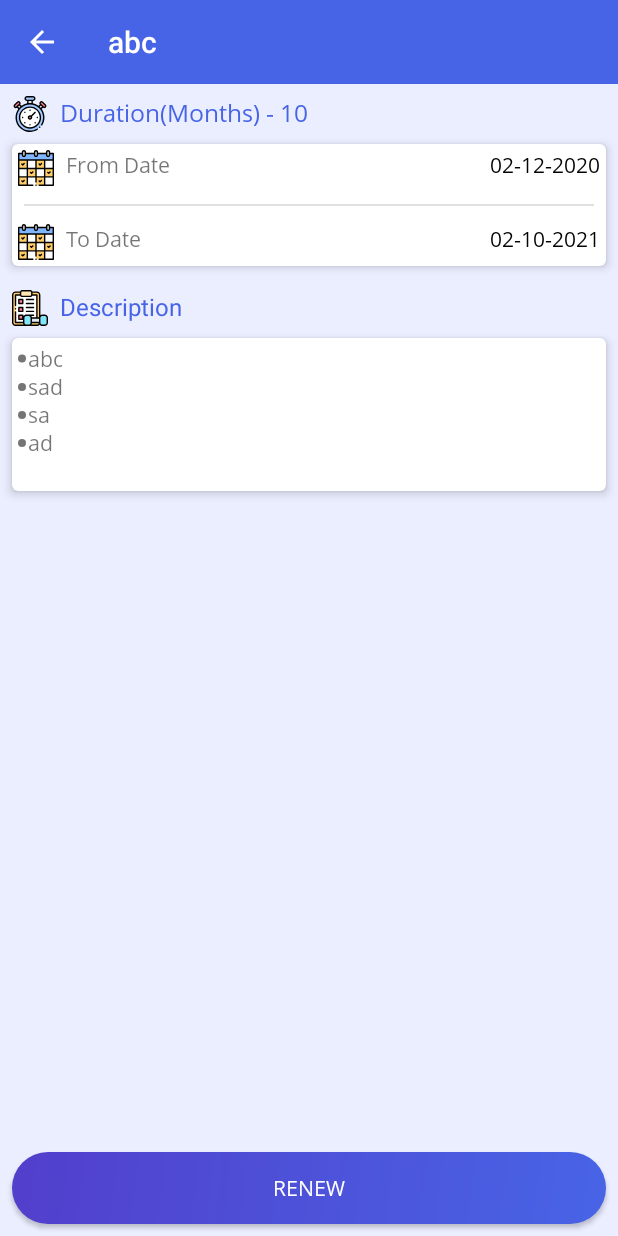
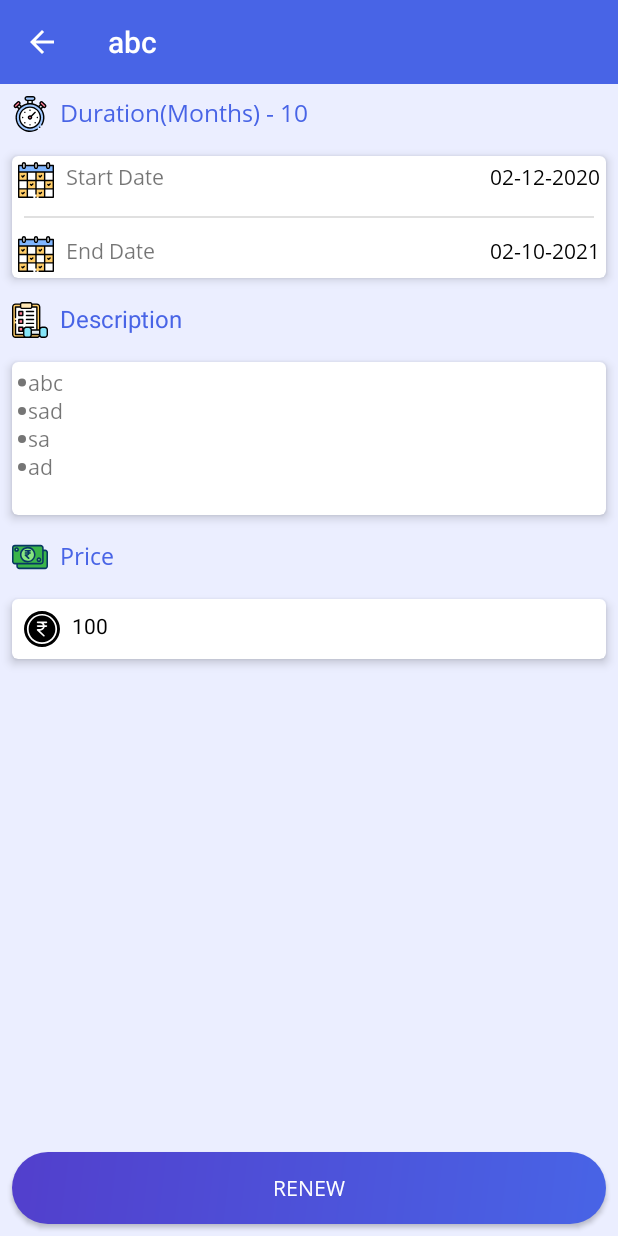
Before and after one commit to waseem123/H_F_I, an Android app: the MySubscriptionActivity screen opened directly, with no data from a screen before it, on a phone screen of 412 x 824 dp. Run offline under Robolectric (Android 15) with nearby library versions, the phone set to English and light mode, and no system bars; libraries missing offline, so code that uses them is left out: cn.pedant.

Commit message:
Initial Commit

```diff
--- a/app/build.gradle
+++ b/app/build.gradle
@@ -43,6 +43,9 @@ dependencies {
     implementation 'com.squareup.retrofit2:converter-scalars:2.9.0'
     implementation 'com.squareup.okhttp3:logging-interceptor:3.9.0'
 
+
+    implementation 'com.payumoney.sdkui:plug-n-play:1.6.0'
+
     testImplementation 'junit:junit:4.12'
     androidTestImplementation 'androidx.test.ext:junit:1.1.2'
     androidTestImplementation 'androidx.test.espresso:espresso-core:3.3.0'
--- a/app/src/main/AndroidManifest.xml
+++ b/app/src/main/AndroidManifest.xml
@@ -16,6 +16,7 @@
         android:usesCleartextTraffic="true">
         <activity
             android:name=".ui.MySubscriptionActivity"
+            android:parentActivityName=".ui.MainActivity"
             android:theme="@style/AppTheme.NoActionBar"></activity>
         <activity
             android:name=".ui.EditProfileActivity"
--- a/app/src/main/java/com/infostackresearch/homefit/http/APIService.java
+++ b/app/src/main/java/com/infostackresearch/homefit/http/APIService.java
@@ -3,11 +3,13 @@ package com.infostackresearch.homefit.http;
 import com.infostackresearch.homefit.models.LoginData;
 import com.infostackresearch.homefit.models.LoginModel;
 import com.infostackresearch.homefit.models.PlanResponse;
+import com.infostackresearch.homefit.models.ProfileSubscription;
 import com.infostackresearch.homefit.models.SignUp;
 
 import retrofit2.Call;
 import retrofit2.http.Body;
 import retrofit2.http.GET;
+import retrofit2.http.Header;
 import retrofit2.http.Headers;
 import retrofit2.http.POST;
 
@@ -23,6 +25,10 @@ public interface APIService {
 
     @POST("customer-register")
     Call<SignUp> doSignUp(@Body LoginData loginData);
+
+    @Headers("Content-Type: application/json")
+    @GET("customer/sp/user-sp")
+    Call<ProfileSubscription> getProfile(@Header("Authorization") String authToken);
 
 //    @FormUrlEncoded
 //    @POST("admin-login.php")
--- a/app/src/main/java/com/infostackresearch/homefit/sessions/UserSessionManager.java
+++ b/app/src/main/java/com/infostackresearch/homefit/sessions/UserSessionManager.java
@@ -18,8 +18,8 @@ public class UserSessionManager {
     public static final String KEY_Email = "email";
     public static final String KEY_Mobile = "mobile";
     public static final String KEY_Role = "role";
-    private static final String IS_USER_LOGIN = "IsUserLoggedIn";
-    public static String KEY_AuthToken = "auth_token";
+    public static final String IS_USER_LOGIN = "IsUserLoggedIn";
+    public static final String KEY_AuthToken = "auth_token";
     public static final String KEY_ProfilePic = "profile_pic";
     public static final String PREFER_NAME = "HomeFitPref";
 
--- /dev/null
+++ b/app/src/main/res/drawable/ic_money.xml
@@ -0,0 +1,13 @@
+<vector android:height="24dp" android:viewportHeight="480.718"
+    android:viewportWidth="480.718" android:width="24dp" xmlns:android="http://schemas.android.com/apk/res/android">
+    <path android:fillColor="#3BB54A" android:pathData="M471.804,181.845v180.767c-0.285,15.954 -13.301,28.737 -29.257,28.735H97.73c-15.87,0 -28.735,-12.865 -28.735,-28.735V328.13h313.992c15.954,-0.285 28.737,-13.301 28.735,-29.257V152.588h30.824C458.705,152.588 471.804,165.686 471.804,181.845z"/>
+    <path android:fillColor="#3BB54A" android:pathData="M411.722,152.588v146.286c0.003,15.956 -12.781,28.972 -28.735,29.257H38.171c-16.158,0 -29.257,-13.099 -29.257,-29.257V118.106c0.285,-15.954 13.301,-28.737 29.257,-28.735h344.816c15.87,0 28.735,12.865 28.735,28.735V152.588zM380.375,275.886c0,-11.542 -9.356,-20.898 -20.898,-20.898c-11.542,0 -20.898,9.356 -20.898,20.898s9.356,20.898 20.898,20.898C371.019,296.784 380.375,287.427 380.375,275.886L380.375,275.886L380.375,275.886zM303.575,208.49c-0.001,-51.649 -41.871,-93.518 -93.52,-93.517s-93.518,41.871 -93.517,93.52c0.001,51.649 41.871,93.518 93.52,93.517c0.174,0 0.347,0 0.521,-0.001c51.36,0.001 92.997,-41.634 92.997,-92.994C303.577,208.839 303.576,208.664 303.575,208.49zM82.579,140.049c0,-11.542 -9.356,-20.898 -20.898,-20.898s-20.898,9.356 -20.898,20.898s9.356,20.898 20.898,20.898S82.579,151.59 82.579,140.049z"/>
+    <path android:fillColor="#87E680" android:pathData="M359.477,275.886m-20.898,0a20.898,20.898 0,1 1,41.796 0a20.898,20.898 0,1 1,-41.796 0"/>
+    <path android:fillColor="#87E680" android:pathData="M210.579,208.49m-92.996,0a92.996,92.996 0,1 1,185.992 0a92.996,92.996 0,1 1,-185.992 0"/>
+    <path android:fillColor="#87E680" android:pathData="M61.681,140.049m-20.898,0a20.898,20.898 0,1 1,41.796 0a20.898,20.898 0,1 1,-41.796 0"/>
+    <path android:fillColor="#083863" android:pathData="M210.579,312.457c-57.419,0.289 -104.2,-46.025 -104.488,-103.444s46.025,-104.2 103.444,-104.488c57.419,-0.289 104.2,46.025 104.488,103.444c0.001,0.174 0.001,0.347 0.001,0.521C314.025,265.706 267.795,312.169 210.579,312.457zM210.579,125.943c-45.877,-0.288 -83.301,36.67 -83.589,82.547s36.67,83.301 82.547,83.589c45.877,0.288 83.301,-36.67 83.589,-82.547c0.002,-0.347 0.002,-0.694 0,-1.042C292.841,163.019 256.05,126.228 210.579,125.943z"/>
+    <path android:fillColor="#083863" android:pathData="M442.547,141.094h-19.331v-22.988c-0.56,-21.896 -18.327,-39.432 -40.229,-39.706H38.171c-21.35,0.281 -38.43,17.816 -38.15,39.166c0.002,0.18 0.006,0.36 0.011,0.54v180.767c-0.873,21.623 15.948,39.859 37.571,40.732c0.189,0.008 0.378,0.014 0.567,0.019h19.331v22.988c0.56,21.896 18.327,39.432 40.229,39.706h344.816c21.35,-0.281 38.43,-17.816 38.15,-39.166c-0.002,-0.18 -0.006,-0.36 -0.011,-0.54V181.845c0.873,-21.623 -15.948,-39.859 -37.571,-40.732C442.925,141.105 442.736,141.099 442.547,141.094zM20.93,298.873V118.106c-0.581,-9.793 6.887,-18.203 16.68,-18.784c0.187,-0.011 0.373,-0.019 0.56,-0.024h344.816c10.367,0.259 18.788,8.452 19.331,18.808v180.767c-0.259,10.655 -8.686,19.31 -19.331,19.853H38.171C27.722,318.726 20.93,309.322 20.93,298.873zM459.788,362.612c0.581,9.793 -6.887,18.203 -16.68,18.784c-0.187,0.011 -0.374,0.019 -0.56,0.024H97.73c-10.367,-0.259 -18.788,-8.452 -19.331,-18.808v-22.988h304.588c22.184,-0.56 39.955,-18.561 40.229,-40.751V161.992h19.331c10.449,0 17.241,9.404 17.241,19.853V362.612z"/>
+    <path android:fillColor="#083863" android:pathData="M242.449,177.665h-9.404c-0.623,-3.54 -1.496,-7.032 -2.612,-10.449h12.016c5.771,0 10.449,-4.678 10.449,-10.449c0,-5.771 -4.678,-10.449 -10.449,-10.449h-64.261c-5.771,0 -10.449,4.678 -10.449,10.449c0,5.771 4.678,10.449 10.449,10.449h18.808c5.225,0 9.927,5.224 13.061,10.449h-31.869c-5.771,0 -10.449,4.678 -10.449,10.449c0,5.771 4.678,10.449 10.449,10.449h31.869c-0.522,0 -0.522,0.522 -1.045,1.045c-3.352,2.829 -7.632,4.318 -12.016,4.18h-18.808c-4.269,0.006 -8.056,2.741 -9.404,6.792c-1.436,4.013 -0.417,8.495 2.612,11.494l45.453,43.363c1.982,1.828 4.623,2.771 7.314,2.612c5.77,-0.081 10.382,-4.824 10.301,-10.595c-0.038,-2.685 -1.107,-5.252 -2.987,-7.169l-27.69,-26.122c13.912,-2.093 25.336,-12.089 29.257,-25.6h9.404c5.771,0 10.449,-4.678 10.449,-10.449C252.898,182.343 248.22,177.665 242.449,177.665L242.449,177.665z"/>
+    <path android:fillColor="#083863" android:pathData="M61.681,171.396c-17.312,0 -31.347,-14.035 -31.347,-31.347c0,-17.312 14.034,-31.347 31.347,-31.347s31.347,14.034 31.347,31.347l0,0C93.028,157.361 78.994,171.396 61.681,171.396zM61.681,129.6c-5.771,0 -10.449,4.678 -10.449,10.449c0,5.771 4.678,10.449 10.449,10.449s10.449,-4.678 10.449,-10.449l0,0C72.13,134.278 67.452,129.6 61.681,129.6z"/>
+    <path android:fillColor="#083863" android:pathData="M359.477,307.232c-17.312,0 -31.347,-14.035 -31.347,-31.347s14.035,-31.347 31.347,-31.347c17.312,0 31.347,14.034 31.347,31.347l0,0C390.824,293.198 376.79,307.232 359.477,307.232zM359.477,265.437c-5.771,0 -10.449,4.678 -10.449,10.449c0,5.771 4.678,10.449 10.449,10.449c5.771,0 10.449,-4.678 10.449,-10.449C369.926,270.115 365.248,265.437 359.477,265.437z"/>
+</vector>
--- /dev/null
+++ b/app/src/main/res/drawable/ic_rupee.xml
@@ -0,0 +1,5 @@
+<vector android:height="24dp" android:viewportHeight="415.7"
+    android:viewportWidth="415.7" android:width="24dp" xmlns:android="http://schemas.android.com/apk/res/android">
+    <path android:fillColor="#FF000000" android:pathData="M207.9,0C93.3,0 0,93.3 0,207.9s93.3,207.8 207.9,207.8s207.8,-93.3 207.8,-207.9S322.5,0 207.9,0zM207.9,382.2c-96.2,0 -174.4,-78.2 -174.4,-174.4S111.7,33.4 207.9,33.4s174.4,78.2 174.4,174.4S304.1,382.2 207.9,382.2z"/>
+    <path android:fillColor="#FF000000" android:pathData="M207.9,53.4c-85.1,0 -154.4,69.3 -154.4,154.4s69.3,154.4 154.4,154.4s154.4,-69.3 154.4,-154.4S293,53.4 207.9,53.4zM238.7,163.7h19.8c5.5,0 10,4.5 10,10s-4.5,10 -10,10h-19.8c-1.8,10.7 -7,20.5 -14.7,28.1c-10,10.1 -23.6,15.8 -37.8,15.9h-3.8l54.1,50.9c0,0.1 0.1,0.1 0.2,0.2c3.8,3.7 3.9,9.8 0.2,13.6c-3.7,4.1 -10.1,4.3 -14.1,0.5l-72.4,-68.4c-2.1,-1.9 -3.2,-4.7 -3.1,-7.5c0.2,-5.3 4.7,-9.5 10,-9.3h29c8.9,-0.1 17.4,-3.7 23.6,-10.1c3.8,-3.9 6.7,-8.7 8.3,-13.9h-60.9c-5.5,0 -10,-4.5 -10,-10s4.5,-10 10,-10h60.9c-4.6,-13.7 -17.4,-22.9 -31.9,-23h-29c-5.5,0 -10,-4.5 -10,-10s4.5,-10 10,-10h101.2c5.5,0 10,4.5 10,10s-4.5,10 -10.1,10h-30.6C233.5,147.2 237.3,155.2 238.7,163.7z"/>
+</vector>
--- a/app/src/main/res/layout/activity_mysubscription.xml
+++ b/app/src/main/res/layout/activity_mysubscription.xml
@@ -24,9 +24,7 @@
         <TextView
             android:layout_width="match_parent"
             android:layout_height="wrap_content"
-            android:layout_marginLeft="8dp"
-            android:layout_marginTop="8dp"
-            android:layout_marginRight="8dp"
+            android:layout_margin="8dp"
             android:drawableLeft="@drawable/ic_020_stopwatch"
             android:drawablePadding="8dp"
             android:fontFamily="@font/open_sans"
@@ -57,7 +55,7 @@
                         android:drawablePadding="8dp"
                         android:fontFamily="@font/open_sans"
                         android:padding="4dp"
-                        android:text="From Date" />
+                        android:text="Start Date" />
 
                     <TextView
                         android:layout_width="wrap_content"
@@ -87,7 +85,7 @@
                         android:drawablePadding="8dp"
                         android:fontFamily="@font/open_sans"
                         android:padding="4dp"
-                        android:text="To Date" />
+                        android:text="End Date" />
 
                     <TextView
                         android:layout_width="wrap_content"
@@ -104,9 +102,7 @@
         <TextView
             android:layout_width="match_parent"
             android:layout_height="wrap_content"
-            android:layout_marginLeft="8dp"
-            android:layout_marginTop="8dp"
-            android:layout_marginRight="8dp"
+            android:layout_margin="8dp"
             android:drawableLeft="@drawable/ic_024_checklist"
             android:drawablePadding="8dp"
             android:text="Description"
@@ -117,9 +113,9 @@
             android:id="@+id/cv_description"
             android:layout_width="match_parent"
             android:layout_height="wrap_content"
+            android:layout_margin="8dp"
             app:cardCornerRadius="4dp"
-            app:cardElevation="4dp"
-            android:layout_margin="8dp">
+            app:cardElevation="4dp">
 
             <TextView
                 android:id="@+id/tv_description"
@@ -129,6 +125,34 @@
                 android:padding="4dp"
                 android:text="" />
         </androidx.cardview.widget.CardView>
+
+        <TextView
+            android:layout_width="match_parent"
+            android:layout_height="wrap_content"
+            android:layout_margin="8dp"
+            android:drawableLeft="@drawable/ic_money"
+            android:drawablePadding="8dp"
+            android:fontFamily="@font/open_sans"
+            android:text="Price"
+            android:textColor="@color/colorPrimary"
+            android:textSize="16sp" />
+
+        <androidx.cardview.widget.CardView
+            android:layout_width="match_parent"
+            android:layout_height="wrap_content"
+            android:layout_margin="8dp"
+            app:cardCornerRadius="4dp"
+            app:cardElevation="4dp">
+
+            <TextView
+                android:layout_width="match_parent"
+                android:layout_height="wrap_content"
+                android:layout_margin="8dp"
+                android:drawableLeft="@drawable/ic_rupee"
+                android:drawablePadding="8dp"
+                android:text="100"
+                android:textColor="@color/black" />
+        </androidx.cardview.widget.CardView>
     </LinearLayout>
 
     <Button
@@ -136,8 +160,8 @@
         android:layout_height="wrap_content"
         android:layout_alignParentBottom="true"
         android:layout_margin="8dp"
+        android:background="@drawable/roundedbackground"
         android:fontFamily="@font/open_sans"
-        android:background="@drawable/roundedbackground"
         android:text="Renew"
         android:textColor="@color/colorWhite" />
 </RelativeLayout>
```
Also changed, not shown: app/src/main/java/com/infostackresearch/homefit/models/ProfileSubscription.java (added, +58 -0 lines), app/src/main/java/com/infostackresearch/homefit/models/SubscriptionData.java (added, +128 -0 lines), app/src/main/java/com/infostackresearch/homefit/models/User.java (+78 -0 lines), app/src/main/java/com/infostackresearch/homefit/ui/profile/ProfileFragment.java (+78 -7 lines), app/src/main/res/layout/fragment_profile.xml (+13 -9 lines), 1 other file.
